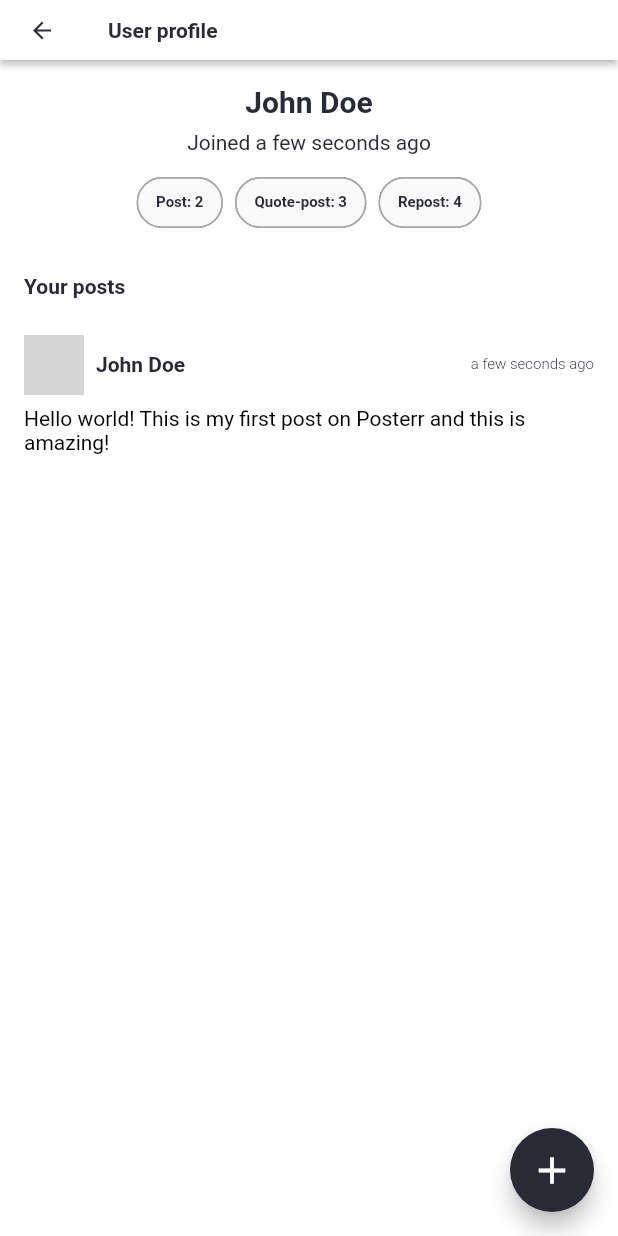
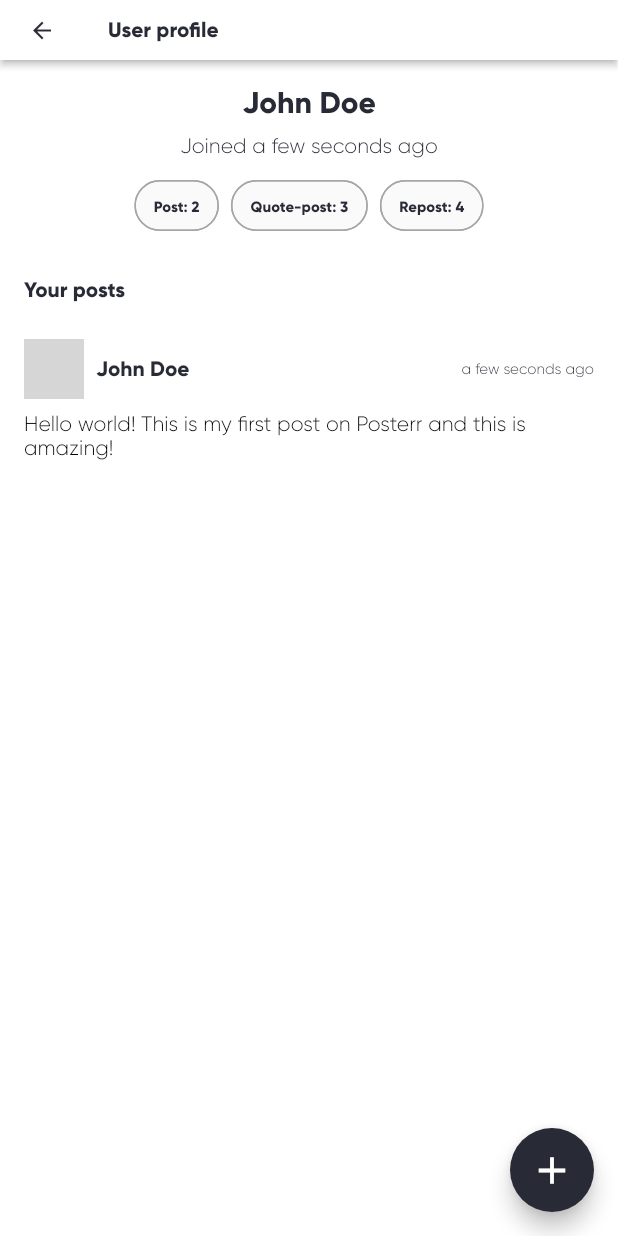
Before and after one commit to felipekjr/posterr_flutter, a Flutter app: the screen it shows after launch, after a tap on the "person" icon, on a phone screen of 412 x 824 dp. Run offline on Flutter 3.47's test engine with Material 2 defaults, Android fonts, the phone set to English and light mode, and no system bars; our stand-ins replace dartz, equatable, flutter_spinkit, fluttertoast, get_it, hive and 2 more; accounts and stored records are empty; network calls fail; statements that could not run were skipped; grey boxes are pictures that could not be loaded.

Commit message:
improvement: change app default font-family

```diff
--- a/lib/src/ui/pages/home/home_page.dart
+++ b/lib/src/ui/pages/home/home_page.dart
@@ -62,7 +62,7 @@ class _HomePageState extends State<HomePage> {
 
   CustomAppBar _homeAppBar() {
     return CustomAppBar(
-      title: 'Posterr',
+      title: 'posterr',
       hideLeading: true,
       action: Padding(
         padding: const EdgeInsets.only(right: Spacing.x1),
--- a/packages/posterr_design_system/lib/src/theme/custom_theme.dart
+++ b/packages/posterr_design_system/lib/src/theme/custom_theme.dart
@@ -4,6 +4,7 @@ import 'app_colors.dart';
 
 class CustomTheme {
   static ThemeData data = ThemeData(
+    fontFamily: 'Gilroy',
     primaryColor: AppColors.black,
     scaffoldBackgroundColor: AppColors.white,
     iconTheme: IconThemeData(
```
Also changed, not shown: packages/posterr_design_system/lib/src/widgets/logo.dart (added, +12 -0 lines), packages/posterr_design_system/lib/src/widgets/widgets.dart (+4 -3 lines), packages/posterr_design_system/pubspec.yaml (+8 -34 lines), pubspec.yaml (+6 -31 lines), packages/posterr_design_system/assets/fonts/Gilroy-ExtraBold.otf (added), packages/posterr_design_system/assets/fonts/Gilroy-Heavy.ttf (added), packages/posterr_design_system/assets/fonts/Gilroy-Light.otf (added), packages/posterr_design_system/assets/images/logo.png (added).
